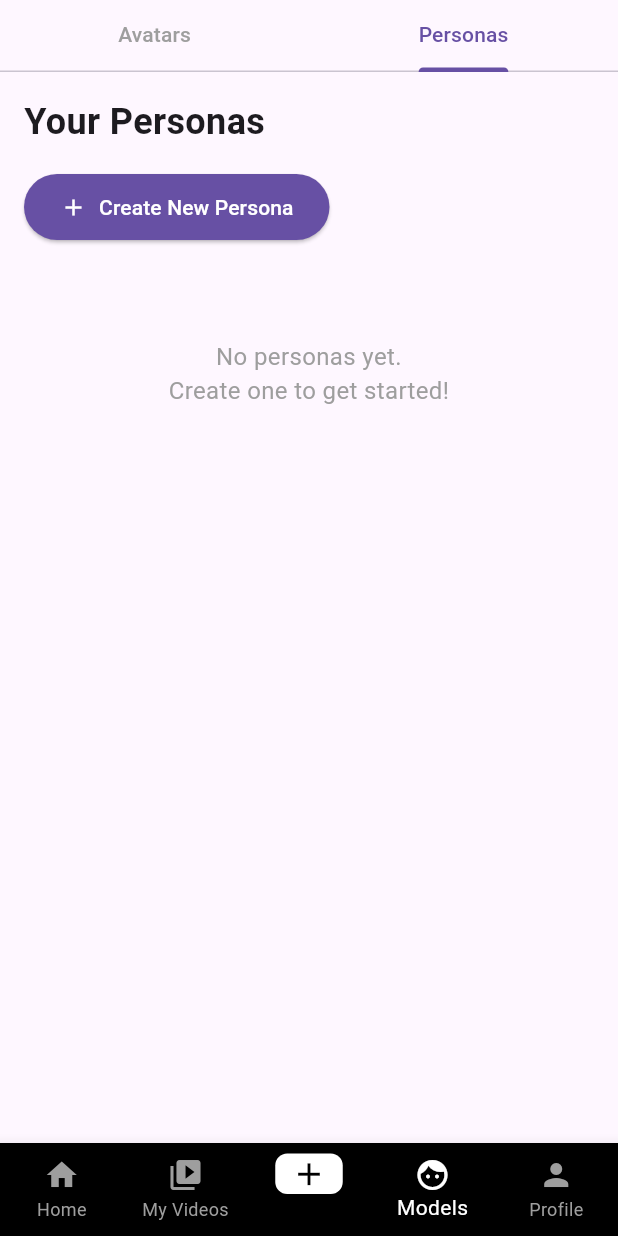
After one commit to FranciscoRecio/mikmok, a Flutter app: the ModelsScreen screen opened by its route, tab 2 chosen, on a phone screen of 412 x 824 dp. The commit adds this screen. Run offline on Flutter 3.47's test engine with Material 3 defaults, Android fonts, the phone set to English and light mode, and no system bars; our stand-ins replace cloud_firestore, firebase_auth, firebase_core, firebase_storage, flutter_svg, go_router and 1 more; missing offline and left inert: cached_video_player_plus, video_compress; accounts and stored records are empty; network calls fail.

Commit message:
Change Avatars tab to Models tab, add a secondary tab to switch between avatars and personas

```diff
--- a/lib/main.dart
+++ b/lib/main.dart
@@ -13,8 +13,10 @@ import 'screens/create_screen.dart';
 import 'screens/video_result_screen.dart';
 import 'screens/avatars_screen.dart';
 import 'screens/avatar_customization_screen.dart';
+import 'screens/models_screen.dart';
 import 'providers/auth_provider.dart';
 import 'providers/avatar_provider.dart';
+import 'providers/persona_provider.dart';
 import 'models/avatar.dart';
 
 void main() async {
@@ -34,6 +36,7 @@ class MyApp extends StatelessWidget {
       providers: [
         ChangeNotifierProvider(create: (_) => AuthProvider()),
         ChangeNotifierProvider(create: (_) => AvatarProvider()),
+        ChangeNotifierProvider(create: (_) => PersonaProvider()),
       ],
       child: Builder(
         builder: (context) {
@@ -87,6 +90,13 @@ class MyApp extends StatelessWidget {
                 ),
               ),
               GoRoute(
+                path: '/models',
+                builder: (context, state) => const RootLayout(
+                  selectedIndex: 3,
+                  child: ModelsScreen(),
+                ),
+              ),
+              GoRoute(
                 path: '/profile',
                 builder: (context, state) => const RootLayout(
                   selectedIndex: 4,
@@ -97,13 +107,6 @@ class MyApp extends StatelessWidget {
                 path: '/video-result',
                 builder: (context, state) => VideoResultScreen(
                   taskId: state.extra as String,
-                ),
-              ),
-              GoRoute(
-                path: '/avatars',
-                builder: (context, state) => const RootLayout(
-                  selectedIndex: 3,
-                  child: AvatarsScreen(),
                 ),
               ),
               GoRoute(
--- /dev/null
+++ b/lib/models/persona.dart
@@ -0,0 +1,33 @@
+import 'package:cloud_firestore/cloud_firestore.dart';
+
+class Persona {
+  final String id;
+  final String userId;
+  final String avatarId;
+  final String imageUrl;
+  final String name;
+  final DateTime createdAt;
+  final Map<String, dynamic> metadata;
+
+  Persona({
+    required this.id,
+    required this.userId,
+    required this.avatarId,
+    required this.imageUrl,
+    required this.name,
+    required this.createdAt,
+    required this.metadata,
+  });
+
+  factory Persona.fromMap(String id, Map<String, dynamic> data) {
+    return Persona(
+      id: id,
+      userId: data['user_id'] as String,
+      avatarId: data['avatar_id'] as String,
+      imageUrl: data['image_url'] as String,
+      name: data['name'] as String,
+      createdAt: (data['created_at'] as Timestamp).toDate(),
+      metadata: data['metadata'] as Map<String, dynamic>,
+    );
+  }
+}
--- /dev/null
+++ b/lib/screens/models_screen.dart
@@ -0,0 +1,52 @@
+import 'package:flutter/material.dart';
+import 'avatars_screen.dart';
+import 'personas_screen.dart';
+
+class ModelsScreen extends StatefulWidget {
+  const ModelsScreen({super.key});
+
+  @override
+  State<ModelsScreen> createState() => _ModelsScreenState();
+}
+
+class _ModelsScreenState extends State<ModelsScreen> with SingleTickerProviderStateMixin {
+  late TabController _tabController;
+
+  @override
+  void initState() {
+    super.initState();
+    _tabController = TabController(length: 2, vsync: this);
+  }
+
+  @override
+  void dispose() {
+    _tabController.dispose();
+    super.dispose();
+  }
+
+  @override
+  Widget build(BuildContext context) {
+    return Column(
+      children: [
+        TabBar(
+          controller: _tabController,
+          labelColor: Theme.of(context).primaryColor,
+          unselectedLabelColor: Colors.grey,
+          tabs: const [
+            Tab(text: 'Avatars'),
+            Tab(text: 'Personas'),
+          ],
+        ),
+        Expanded(
+          child: TabBarView(
+            controller: _tabController,
+            children: const [
+              AvatarsScreen(),
+              PersonasScreen(),
+            ],
+          ),
+        ),
+      ],
+    );
+  }
+}
--- /dev/null
+++ b/lib/screens/personas_screen.dart
@@ -0,0 +1,161 @@
+import 'package:flutter/material.dart';
+import 'package:go_router/go_router.dart';
+import 'package:provider/provider.dart';
+import '../providers/auth_provider.dart';
+import '../providers/persona_provider.dart';
+import '../models/persona.dart';
+
+class PersonasScreen extends StatelessWidget {
+  const PersonasScreen({super.key});
+
+  @override
+  Widget build(BuildContext context) {
+    final authProvider = Provider.of<AuthProvider>(context);
+    final userId = authProvider.user?.uid;
+
+    if (userId == null) {
+      return const Center(child: Text('Please log in to view personas'));
+    }
+
+    return CustomScrollView(
+      slivers: [
+        SliverPadding(
+          padding: const EdgeInsets.all(16.0),
+          sliver: SliverToBoxAdapter(
+            child: Column(
+              crossAxisAlignment: CrossAxisAlignment.start,
+              children: [
+                const Text(
+                  'Your Personas',
+                  style: TextStyle(
+                    fontSize: 24,
+                    fontWeight: FontWeight.bold,
+                  ),
+                ),
+                const SizedBox(height: 16),
+                ElevatedButton(
+                  onPressed: () => context.push('/persona-customization'),
+                  style: ElevatedButton.styleFrom(
+                    backgroundColor: Theme.of(context).primaryColor,
+                    foregroundColor: Colors.white,
+                    padding: const EdgeInsets.symmetric(horizontal: 24, vertical: 12),
+                  ),
+                  child: const Row(
+                    mainAxisSize: MainAxisSize.min,
+                    children: [
+                      Icon(Icons.add),
+                      SizedBox(width: 8),
+                      Text('Create New Persona'),
+                    ],
+                  ),
+                ),
+              ],
+            ),
+          ),
+        ),
+        SliverPadding(
+          padding: const EdgeInsets.all(16.0),
+          sliver: StreamBuilder<List<Persona>>(
+            stream: Provider.of<PersonaProvider>(context).getUserPersonas(userId),
+            builder: (context, snapshot) {
+              if (snapshot.hasError) {
+                return SliverToBoxAdapter(
+                  child: Center(child: Text('Error: ${snapshot.error}')),
+                );
+              }
+
+              if (snapshot.connectionState == ConnectionState.waiting) {
+                return const SliverToBoxAdapter(
+                  child: Center(child: CircularProgressIndicator()),
+                );
+              }
+
+              final personas = snapshot.data ?? [];
+
+              if (personas.isEmpty) {
+                return const SliverToBoxAdapter(
+                  child: Center(
+                    child: Padding(
+                      padding: EdgeInsets.symmetric(vertical: 32.0),
+                      child: Text(
+                        'No personas yet.\nCreate one to get started!',
+                        textAlign: TextAlign.center,
+                        style: TextStyle(
+                          fontSize: 16,
+                          color: Colors.grey,
+                        ),
+                      ),
+                    ),
+                  ),
+                );
+              }
+
+              return SliverGrid(
+                gridDelegate: const SliverGridDelegateWithFixedCrossAxisCount(
+                  crossAxisCount: 2,
+                  crossAxisSpacing: 16,
+                  mainAxisSpacing: 16,
+                ),
+                delegate: SliverChildBuilderDelegate(
+                  (context, index) => _buildPersonaCard(context, personas[index]),
+                  childCount: personas.length,
+                ),
+              );
+            },
+          ),
+        ),
+      ],
+    );
+  }
+
+  Widget _buildPersonaCard(BuildContext context, Persona persona) {
+    return Card(
+      child: InkWell(
+        onTap: () => context.push('/persona-customization', extra: persona),
+        child: Padding(
+          padding: const EdgeInsets.all(12.0),
+          child: Column(
+            mainAxisAlignment: MainAxisAlignment.center,
+            children: [
+              SizedBox(
+                width: 80,
+                height: 80,
+                child: Image.network(
+                  persona.imageUrl,
+                  loadingBuilder: (context, child, loadingProgress) {
+                    if (loadingProgress == null) return child;
+                    return const Center(
+                      child: CircularProgressIndicator(),
+                    );
+                  },
+                  errorBuilder: (context, error, stackTrace) {
+                    return const Icon(Icons.error_outline, size: 40);
+                  },
+                  fit: BoxFit.contain,
+                ),
+              ),
+              const SizedBox(height: 8),
+              Text(
+                persona.name,
+                style: Theme.of(context).textTheme.titleMedium,
+                textAlign: TextAlign.center,
+                maxLines: 2,
+                overflow: TextOverflow.ellipsis,
+              ),
+              const SizedBox(height: 4),
+              Text(
+                persona.metadata['prompt'] as String? ?? 'No prompt',
+                style: Theme.of(context).textTheme.bodySmall?.copyWith(
+                  color: Colors.grey[600],
+                ),
+                textAlign: TextAlign.center,
+                maxLines: 2,
+                overflow: TextOverflow.ellipsis,
+              ),
+            ],
+          ),
+        ),
+      ),
+    );
+  }
+}
--- a/lib/screens/root_layout.dart
+++ b/lib/screens/root_layout.dart
@@ -31,7 +31,7 @@ class _RootLayoutState extends State<RootLayout> {
         context.go('/create');
         break;
       case 3:
-        context.go('/avatars');
+        context.go('/models');
         break;
       case 4:
         context.go('/profile');
@@ -81,7 +81,7 @@ class _RootLayoutState extends State<RootLayout> {
               ),
               const BottomNavigationBarItem(
                 icon: Icon(Icons.face),
-                label: 'Avatars',
+                label: 'Models',
               ),
               const BottomNavigationBarItem(
                 icon: Icon(Icons.person),
--- /dev/null
+++ b/lib/services/persona_service.dart
@@ -0,0 +1,78 @@
+import 'dart:convert';
+import 'package:http/http.dart' as http;
+import 'package:cloud_firestore/cloud_firestore.dart';
+import '../models/persona.dart';
+
+class PersonaService {
+  final FirebaseFirestore _firestore = FirebaseFirestore.instance;
+  final String _baseUrl = 'http://3.128.202.79:8000';
+
+  // Firestore Operations
+  Stream<List<Persona>> getUserPersonas(String userId) {
+    return _firestore
+        .collection('personas')
+        .where('user_id', isEqualTo: userId)
+        .orderBy('created_at', descending: true)
+        .snapshots()
+        .map((snapshot) => snapshot.docs
+            .map((doc) => Persona.fromMap(doc.id, doc.data()))
+            .toList());
+  }
+
+  Future<Map<String, dynamic>?> getPersona(String personaId) async {
+    final doc = await _firestore.collection('personas').doc(personaId).get();
+    return doc.data();
+  }
+
+  Future<void> deletePersona(String personaId) async {
+    await _firestore.collection('personas').doc(personaId).delete();
+  }
+
+  Future<void> createPersonaWithId(String personaId, Map<String, dynamic> data) async {
+    await _firestore.collection('personas').doc(personaId).set(data);
+  }
+
+  // API Operations
+  Future<String> startGeneration({
+    required String name,
+    required String userId,
+    required String avatarId,
+    required String avatarUrl,
+    String? prompt,
+  }) async {
+    final response = await http.post(
+      Uri.parse('$_baseUrl/generate/persona/'),
+      headers: {
+        'Content-Type': 'application/x-www-form-urlencoded',
+        'Accept': 'application/json',
+      },
+      body: {
+        'name': name,
+        'user_id': userId,
+        'avatar_id': avatarId,
+        'avatar_url': avatarUrl,
+        if (prompt != null) 'prompt': prompt,
+      },
+    );
+
+    if (response.statusCode != 200) {
+      throw 'Failed to start persona generation: ${response.statusCode} - ${response.body}';
+    }
+
+    final data = json.decode(response.body);
+    return data['task_id'] as String;
+  }
+
+  Future<Map<String, dynamic>> checkGenerationStatus(String taskId) async {
+    final response = await http.get(
+      Uri.parse('$_baseUrl/tasks/$taskId/status/'),
+      headers: {'Accept': 'application/json'},
+    );
+
+    if (response.statusCode != 200) {
+      throw 'Failed to check task status: ${response.statusCode} - ${response.body}';
+    }
+
+    return json.decode(response.body) as Map<String, dynamic>;
+  }
+}
```
Also changed, not shown: lib/providers/persona_provider.dart (added, +67 -0 lines), lib/screens/avatars_screen.dart (+53 -102 lines).
